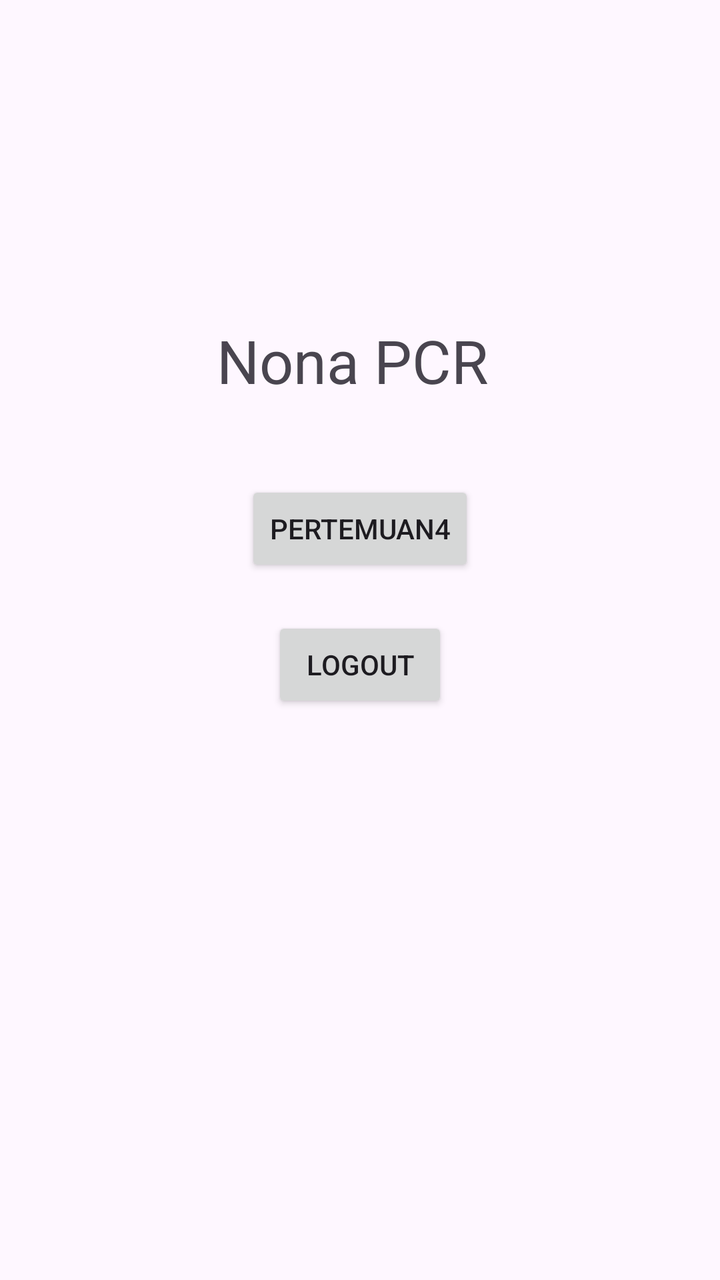
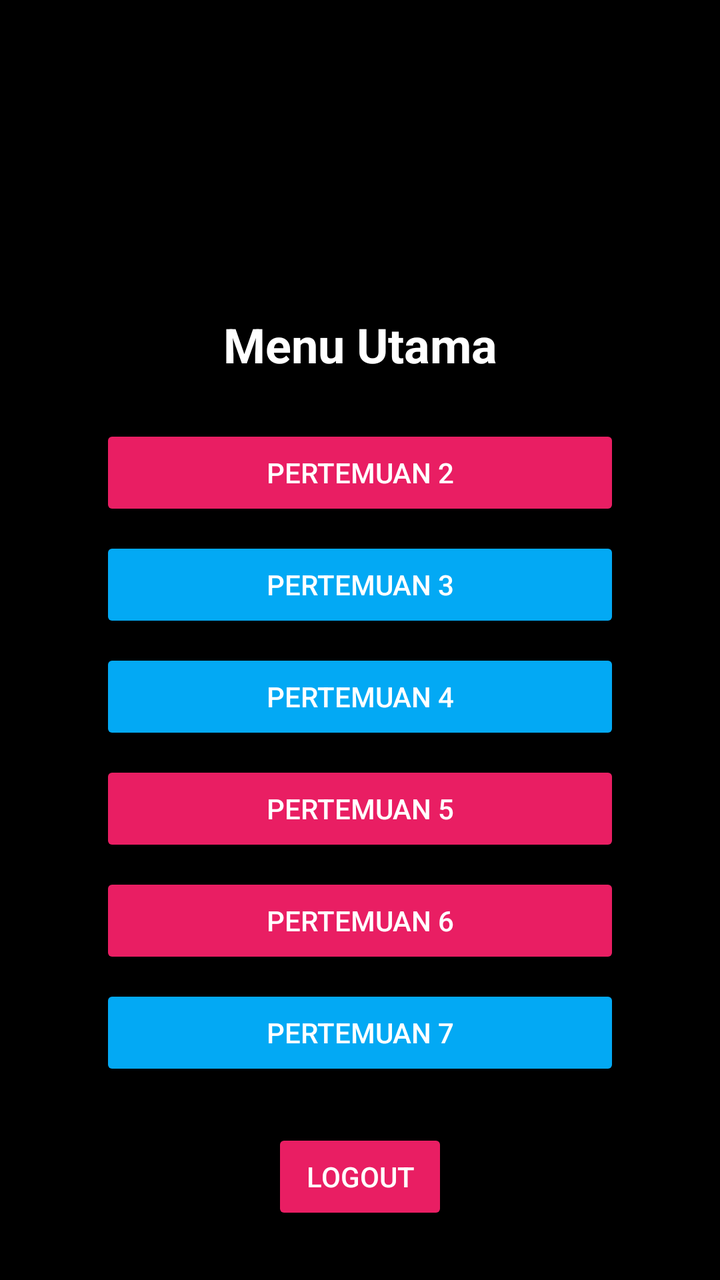

Screens rendered from an Android XML layout before and after an edit, with the pre-edit source and the edit as a unified diff.
<!-- AndroidManifest.xml: application theme Theme.NonaaApps -->
<!-- res/layout/activity_main.xml -->
<?xml version="1.0" encoding="utf-8"?>
<androidx.constraintlayout.widget.ConstraintLayout xmlns:android="http://schemas.android.com/apk/res/android"
    xmlns:app="http://schemas.android.com/apk/res-auto"
    xmlns:tools="http://schemas.android.com/tools"
    android:id="@+id/main"
    android:layout_width="match_parent"
    android:layout_height="match_parent"
    tools:context=".MainActivity">

    <TextView
        android:id="@+id/textView"
        android:layout_width="wrap_content"
        android:layout_height="wrap_content"
        android:text="Nona PCR"
        android:textSize="30sp"
        app:layout_constraintBottom_toBottomOf="parent"
        app:layout_constraintEnd_toEndOf="parent"
        app:layout_constraintHorizontal_bias="0.483"
        app:layout_constraintStart_toStartOf="parent"
        app:layout_constraintTop_toTopOf="parent"
        app:layout_constraintVertical_bias="0.267" />

    <Button
        android:id="@+id/btnToFourth"
        android:layout_width="wrap_content"
        android:layout_height="wrap_content"
        android:layout_marginTop="40dp"
        android:text="Pertemuan4"
        app:layout_constraintEnd_toEndOf="parent"
        app:layout_constraintStart_toStartOf="parent"
        app:layout_constraintTop_toBottomOf="@+id/textView" />

    <Button
        android:id="@+id/btnLogout"
        android:layout_width="wrap_content"
        android:layout_height="wrap_content"
        android:layout_marginTop="20dp"
        android:text="Logout"
        app:layout_constraintEnd_toEndOf="parent"
        app:layout_constraintStart_toStartOf="parent"
        app:layout_constraintTop_toBottomOf="@+id/btnToFourth" />

</androidx.constraintlayout.widget.ConstraintLayout>
<!-- resources referenced by this layout -->
<resources>
  <style name="Theme.NonaaApps" parent="Base.Theme.NonaaApps" />
  <style name="Base.Theme.NonaaApps" parent="Theme.Material3.DayNight.NoActionBar">
          
          
      </style>
</resources>

<!-- the commit's change to res/layout/activity_main.xml (unified diff, before → after) -->
@@ -5,39 +5,134 @@
     android:id="@+id/main"
     android:layout_width="match_parent"
     android:layout_height="match_parent"
+    android:background="@color/black"
     tools:context=".MainActivity">
 
+    <ImageView
+        android:id="@+id/imageView"
+        android:layout_width="100dp"
+        android:layout_height="100dp"
+        android:layout_marginTop="40dp"
+        android:src=""
+        app:layout_constraintEnd_toEndOf="parent"
+        app:layout_constraintStart_toStartOf="parent"
+        app:layout_constraintTop_toTopOf="parent" />
+
     <TextView
-        android:id="@+id/textView"
+        android:id="@+id/textView5"
         android:layout_width="wrap_content"
         android:layout_height="wrap_content"
-        android:text="Nona PCR"
-        android:textSize="30sp"
-        app:layout_constraintBottom_toBottomOf="parent"
+        android:layout_marginTop="16dp"
+        android:fontFamily=""
+        android:text="Menu Utama"
+        android:textColor="@color/white"
+        android:textSize="24sp"
+        android:textStyle="bold"
         app:layout_constraintEnd_toEndOf="parent"
-        app:layout_constraintHorizontal_bias="0.483"
         app:layout_constraintStart_toStartOf="parent"
-        app:layout_constraintTop_toTopOf="parent"
-        app:layout_constraintVertical_bias="0.267" />
+        app:layout_constraintTop_toBottomOf="@+id/imageView" />
 
     <Button
-        android:id="@+id/btnToFourth"
+        android:id="@+id/btnP2"
+        android:layout_width="0dp"
+        android:layout_height="wrap_content"
+        android:layout_marginStart="50dp"
+        android:layout_marginTop="24dp"
+        android:layout_marginEnd="50dp"
+        android:backgroundTint="@color/p2_color"
+        android:text="Pertemuan 2"
+        android:textColor="@color/white"
+        app:cornerRadius="12dp"
+        app:layout_constraintEnd_toEndOf="parent"
+        app:layout_constraintStart_toStartOf="parent"
+        app:layout_constraintTop_toBottomOf="@+id/textView5" />
+
+    <Button
+        android:id="@+id/btnP3"
+        android:layout_width="0dp"
+        android:layout_height="wrap_content"
+        android:layout_marginStart="50dp"
+        android:layout_marginTop="8dp"
+        android:layout_marginEnd="50dp"
+        android:backgroundTint="@color/p3_color"
+        android:text="Pertemuan 3"
+        android:textColor="@color/white"
+        app:cornerRadius="12dp"
+        app:layout_constraintEnd_toEndOf="parent"
+        app:layout_constraintStart_toStartOf="parent"
+        app:layout_constraintTop_toBottomOf="@+id/btnP2" />
+
+    <Button
+        android:id="@+id/btnP4"
+        android:layout_width="0dp"
+        android:layout_height="wrap_content"
+        android:layout_marginStart="50dp"
+        android:layout_marginTop="8dp"
+        android:layout_marginEnd="50dp"
+        android:backgroundTint="@color/p4_color"
+        android:text="Pertemuan 4"
+        android:textColor="@color/white"
+        app:cornerRadius="12dp"
+        app:layout_constraintEnd_toEndOf="parent"
+        app:layout_constraintStart_toStartOf="parent"
+        app:layout_constraintTop_toBottomOf="@+id/btnP3" />
+
+    <Button
+        android:id="@+id/btnP5"
+        android:layout_width="0dp"
+        android:layout_height="wrap_content"
+        android:layout_marginStart="50dp"
+        android:layout_marginTop="8dp"
+        android:layout_marginEnd="50dp"
+        android:backgroundTint="@color/p5_color"
+        android:text="Pertemuan 5"
+        android:textColor="@color/white"
+        app:cornerRadius="12dp"
+        app:layout_constraintEnd_toEndOf="parent"
+        app:layout_constraintStart_toStartOf="parent"
+        app:layout_constraintTop_toBottomOf="@+id/btnP4" />
+
+    <Button
+        android:id="@+id/btnP6"
+        android:layout_width="0dp"
+        android:layout_height="wrap_content"
+        android:layout_marginStart="50dp"
+        android:layout_marginTop="8dp"
+        android:layout_marginEnd="50dp"
+        android:backgroundTint="@color/p6_color"
+        android:text="Pertemuan 6"
+        android:textColor="@color/white"
+        app:cornerRadius="12dp"
+        app:layout_constraintEnd_toEndOf="parent"
+        app:layout_constraintStart_toStartOf="parent"
+        app:layout_constraintTop_toBottomOf="@+id/btnP5" />
+
+    <Button
+        android:id="@+id/btnP7"
+        android:layout_width="0dp"
+        android:layout_height="wrap_content"
+        android:layout_marginStart="50dp"
+        android:layout_marginTop="8dp"
+        android:layout_marginEnd="50dp"
+        android:backgroundTint="@color/p7_color"
+        android:text="Pertemuan 7"
+        android:textColor="@color/white"
+        app:cornerRadius="12dp"
+        app:layout_constraintEnd_toEndOf="parent"
+        app:layout_constraintStart_toStartOf="parent"
+        app:layout_constraintTop_toBottomOf="@+id/btnP6" />
+
+    <Button
+        android:id="@+id/bntLogout"
         android:layout_width="wrap_content"
         android:layout_height="wrap_content"
-        android:layout_marginTop="40dp"
-        android:text="Pertemuan4"
+        android:layout_marginTop="24dp"
+        android:backgroundTint="@color/merah"
+        android:text="Logout"
+        android:textColor="@color/white"
+        app:cornerRadius="12dp"
         app:layout_constraintEnd_toEndOf="parent"
         app:layout_constraintStart_toStartOf="parent"
-        app:layout_constraintTop_toBottomOf="@+id/textView" />
-
-    <Button
-        android:id="@+id/btnLogout"
-        android:layout_width="wrap_content"
-        android:layout_height="wrap_content"
-        android:layout_marginTop="20dp"
-        android:text="Logout"
-        app:layout_constraintEnd_toEndOf="parent"
-        app:layout_constraintStart_toStartOf="parent"
-        app:layout_constraintTop_toBottomOf="@+id/btnToFourth" />
+        app:layout_constraintTop_toBottomOf="@+id/btnP7" />
 
 </androidx.constraintlayout.widget.ConstraintLayout>
<!-- resource entries referenced after the edit -->
@@ -1,5 +1,14 @@
 <!-- resources referenced by this layout -->
 <resources>
+  <color name="black">#FF000000</color>
+  <color name="merah">#E91E63</color>
+  <color name="p2_color">#E91E63</color>
+  <color name="p3_color">#03A9F4</color>
+  <color name="p4_color">#03A9F4</color>
+  <color name="p5_color">#E91E63</color>
+  <color name="p6_color">#E91E63</color>
+  <color name="p7_color">#03A9F4</color>
+  <color name="white">#FFFFFFFF</color>
   <style name="Theme.NonaaApps" parent="Base.Theme.NonaaApps" />
   <style name="Base.Theme.NonaaApps" parent="Theme.Material3.DayNight.NoActionBar">
           
